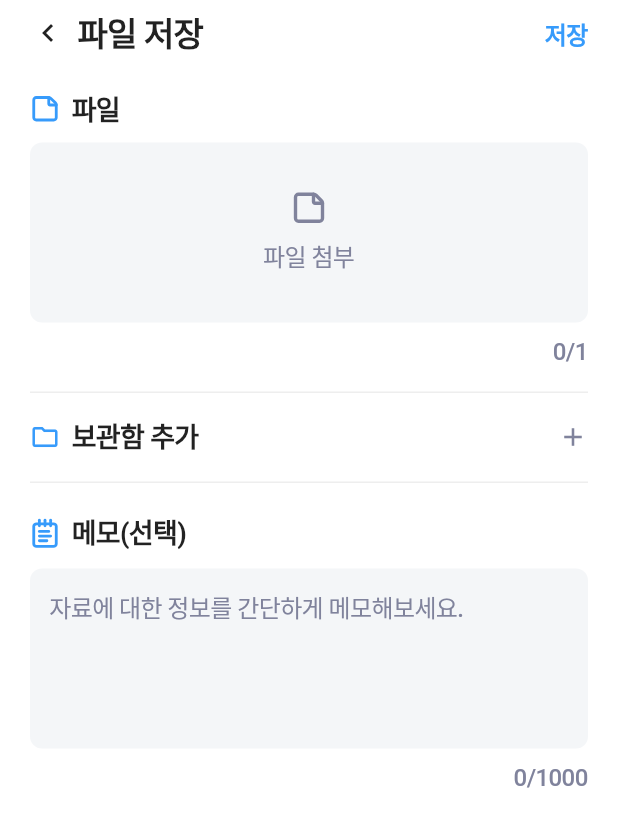
After one commit to toIT-team/toIT_frontend, a Flutter app: the SaveFileScreen screen opened directly, on a phone screen of 412 x 824 dp. The commit adds this screen. Shown: the top 827 px of the screen. Run offline on Flutter 3.47's test engine with Material 3 defaults, Android fonts, the phone set to English and light mode, and no system bars; our stand-ins replace dio, flutter_dotenv, flutter_riverpod, flutter_svg, freezed_annotation; network calls fail.

Commit message:
feat(file): 파일 저장 화면 UI 퍼블리싱
- SaveFileScreen 신규 생성 (파일 첨부 + 메모 + 보관함 추가 섹션)
  - 파일 첨부 영역 (탭하여 파일 선택, 0/1 카운터)
  - 메모(선택) 텍스트 입력 (최대 1000자, 글자수 카운터)
  - AppColors 디자인 토큰 적용
- NavigationShell에서 + 팝업 메뉴 '파일' 선택 시 화면 이동 연결

```diff
--- a/lib/views/screens/navigation_shell.dart
+++ b/lib/views/screens/navigation_shell.dart
@@ -7,6 +7,7 @@ import 'home_screen.dart';
 import 'calendar_screen.dart';
 import 'save_link_screen.dart';
 import 'save_note_screen.dart';
+import 'save_file_screen.dart';
 
 /// 현재 선택된 탭 인덱스 Provider
 final currentTabIndexProvider = StateProvider<int>((ref) => 0);
@@ -42,6 +43,10 @@ class NavigationShell extends ConsumerWidget {
               Navigator.of(
                 context,
               ).push(MaterialPageRoute(builder: (_) => const SaveNoteScreen()));
+            case 2:
+              Navigator.of(
+                context,
+              ).push(MaterialPageRoute(builder: (_) => const SaveFileScreen()));
           }
         },
       ),
--- /dev/null
+++ b/lib/views/screens/save_file_screen.dart
@@ -0,0 +1,324 @@
+import 'package:flutter/material.dart';
+import 'package:flutter_svg/flutter_svg.dart';
+
+import '../../core/constants/app_assets.dart';
+import '../../core/constants/app_colors.dart';
+
+/// 파일 저장 화면 (퍼블리싱)
+class SaveFileScreen extends StatefulWidget {
+  const SaveFileScreen({super.key});
+
+  @override
+  State<SaveFileScreen> createState() => _SaveFileScreenState();
+}
+
+class _SaveFileScreenState extends State<SaveFileScreen> {
+  final _memoController = TextEditingController();
+  int _memoLength = 0;
+  bool _fileAttached = false;
+
+  @override
+  void initState() {
+    super.initState();
+    _memoController.addListener(() {
+      setState(() => _memoLength = _memoController.text.length);
+    });
+  }
+
+  @override
+  void dispose() {
+    _memoController.dispose();
+    super.dispose();
+  }
+
+  void _onSave() {
+    if (!_fileAttached) return;
+    Navigator.of(context).pop({'memo': _memoController.text.trim()});
+  }
+
+  void _onAttachFile() {
+    // TODO: 파일 선택 기능 연결
+    debugPrint('파일 첨부 탭');
+  }
+
+  @override
+  Widget build(BuildContext context) {
+    return Scaffold(
+      backgroundColor: Colors.white,
+      appBar: PreferredSize(
+        preferredSize: const Size.fromHeight(44),
+        child: _buildAppBar(),
+      ),
+      body: SingleChildScrollView(
+        padding: const EdgeInsets.symmetric(horizontal: 20),
+        child: Column(
+          crossAxisAlignment: CrossAxisAlignment.start,
+          children: [
+            const SizedBox(height: 16),
+            _buildFileSection(),
+            const SizedBox(height: 16),
+            const Divider(height: 1, thickness: 1, color: AppColors.neutral50),
+            const SizedBox(height: 16),
+            _buildFolderSection(),
+            const SizedBox(height: 16),
+            const Divider(height: 1, thickness: 1, color: AppColors.neutral50),
+            const SizedBox(height: 20),
+            _buildMemoSection(),
+            const SizedBox(height: 24),
+          ],
+        ),
+      ),
+    );
+  }
+
+  Widget _buildAppBar() {
+    return SafeArea(
+      bottom: false,
+      child: Container(
+        height: 44,
+        color: Colors.white,
+        padding: const EdgeInsets.symmetric(horizontal: 20),
+        child: Row(
+          children: [
+            GestureDetector(
+              onTap: () => Navigator.of(context).pop(),
+              behavior: HitTestBehavior.opaque,
+              child: const SizedBox(
+                width: 24,
+                height: 24,
+                child: Icon(
+                  Icons.chevron_left,
+                  size: 24,
+                  color: AppColors.gray900,
+                ),
+              ),
+            ),
+            const SizedBox(width: 8),
+            const Text(
+              '파일 저장',
+              style: TextStyle(
+                fontSize: 22,
+                fontWeight: FontWeight.w700,
+                color: AppColors.gray900,
+                letterSpacing: -0.025 * 22,
+                height: 1.25,
+              ),
+            ),
+            const Spacer(),
+            GestureDetector(
+              onTap: _onSave,
+              behavior: HitTestBehavior.opaque,
+              child: const Text(
+                '저장',
+                style: TextStyle(
+                  fontSize: 16,
+                  fontWeight: FontWeight.w600,
+                  color: AppColors.blue500,
+                  letterSpacing: -0.025 * 16,
+                  height: 1.4,
+                ),
+              ),
+            ),
+          ],
+        ),
+      ),
+    );
+  }
+
+  /// 파일 첨부 섹션
+  Widget _buildFileSection() {
+    return Column(
+      crossAxisAlignment: CrossAxisAlignment.start,
+      children: [
+        Row(
+          children: [
+            SvgPicture.asset(
+              AppAssets.fileIcon,
+              width: 20,
+              height: 20,
+              colorFilter: const ColorFilter.mode(
+                AppColors.blue500,
+                BlendMode.srcIn,
+              ),
+            ),
+            const SizedBox(width: 8),
+            const Text(
+              '파일',
+              style: TextStyle(
+                fontSize: 18,
+                fontWeight: FontWeight.w600,
+                color: AppColors.gray900,
+                letterSpacing: -0.025 * 18,
+                height: 1.4,
+              ),
+            ),
+          ],
+        ),
+        const SizedBox(height: 10),
+        GestureDetector(
+          onTap: _onAttachFile,
+          child: Container(
+            width: double.infinity,
+            height: 120,
+            decoration: BoxDecoration(
+              color: AppColors.neutral300,
+              borderRadius: BorderRadius.circular(8),
+            ),
+            child: Column(
+              mainAxisAlignment: MainAxisAlignment.center,
+              children: [
+                SvgPicture.asset(
+                  AppAssets.fileIcon,
+                  width: 24,
+                  height: 24,
+                  colorFilter: const ColorFilter.mode(
+                    AppColors.gray600,
+                    BlendMode.srcIn,
+                  ),
+                ),
+                const SizedBox(height: 8),
+                const Text(
+                  '파일 첨부',
+                  style: TextStyle(
+                    fontSize: 16,
+                    fontWeight: FontWeight.w500,
+                    color: AppColors.gray600,
+                    letterSpacing: -0.025 * 16,
+                    height: 1.5,
+                  ),
+                ),
+              ],
+            ),
+          ),
+        ),
+        const SizedBox(height: 10),
+        Align(
+          alignment: Alignment.centerRight,
+          child: Text(
+            '${_fileAttached ? 1 : 0}/1',
+            style: const TextStyle(
+              fontSize: 16,
+              fontWeight: FontWeight.w500,
+              color: AppColors.gray600,
+              letterSpacing: -0.025 * 16,
+              height: 1.25,
+            ),
+          ),
+        ),
+      ],
+    );
+  }
+
+  /// 보관함 추가 섹션
+  Widget _buildFolderSection() {
+    return GestureDetector(
+      onTap: () {
+        // TODO: 보관함 선택 화면 연결
+        debugPrint('보관함 추가 탭');
+      },
+      behavior: HitTestBehavior.opaque,
+      child: Row(
+        children: [
+          const Icon(Icons.folder_outlined, size: 20, color: AppColors.blue500),
+          const SizedBox(width: 8),
+          const Expanded(
+            child: Text(
+              '보관함 추가',
+              style: TextStyle(
+                fontSize: 18,
+                fontWeight: FontWeight.w600,
+                color: AppColors.gray900,
+                letterSpacing: -0.025 * 18,
+                height: 1.4,
+              ),
+            ),
+          ),
+          const Icon(Icons.add, size: 20, color: AppColors.gray600),
+        ],
+      ),
+    );
+  }
+
+  /// 메모(선택) 섹션
+  Widget _buildMemoSection() {
+    return Column(
+      crossAxisAlignment: CrossAxisAlignment.start,
+      children: [
+        Row(
+          children: [
+            SvgPicture.asset(
+              AppAssets.noteIcon,
+              width: 20,
+              height: 20,
+              colorFilter: const ColorFilter.mode(
+                AppColors.blue500,
+                BlendMode.srcIn,
+              ),
+            ),
+            const SizedBox(width: 8),
+            const Text(
+              '메모(선택)',
+              style: TextStyle(
+                fontSize: 18,
+                fontWeight: FontWeight.w600,
+                color: AppColors.gray900,
+                letterSpacing: -0.025 * 18,
+                height: 1.4,
+              ),
+            ),
+          ],
+        ),
+        const SizedBox(height: 10),
+        Container(
+          height: 120,
+          decoration: BoxDecoration(
+            color: AppColors.neutral300,
+            borderRadius: BorderRadius.circular(8),
+          ),
+          padding: const EdgeInsets.all(13),
+          child: TextField(
+            controller: _memoController,
+            maxLines: null,
+            maxLength: 1000,
+            expands: true,
+            textAlignVertical: TextAlignVertical.top,
+            style: const TextStyle(
+              fontSize: 16,
+              fontWeight: FontWeight.w500,
+              color: AppColors.gray900,
+              letterSpacing: -0.025 * 16,
+              height: 1.5,
+            ),
+            decoration: const InputDecoration(
+              hintText: '자료에 대한 정보를 간단하게 메모해보세요.',
+              hintStyle: TextStyle(
+                fontSize: 16,
+                fontWeight: FontWeight.w500,
+                color: AppColors.gray600,
+                letterSpacing: -0.025 * 16,
+                height: 1.5,
+              ),
+              border: InputBorder.none,
+              contentPadding: EdgeInsets.zero,
+              counterText: '',
+            ),
+          ),
+        ),
+        const SizedBox(height: 10),
+        Align(
+          alignment: Alignment.centerRight,
+          child: Text(
+            '$_memoLength/1000',
+            style: const TextStyle(
+              fontSize: 16,
+              fontWeight: FontWeight.w500,
+              color: AppColors.gray600,
+              letterSpacing: -0.025 * 16,
+              height: 1.25,
+            ),
+          ),
+        ),
+      ],
+    );
+  }
+}
```
